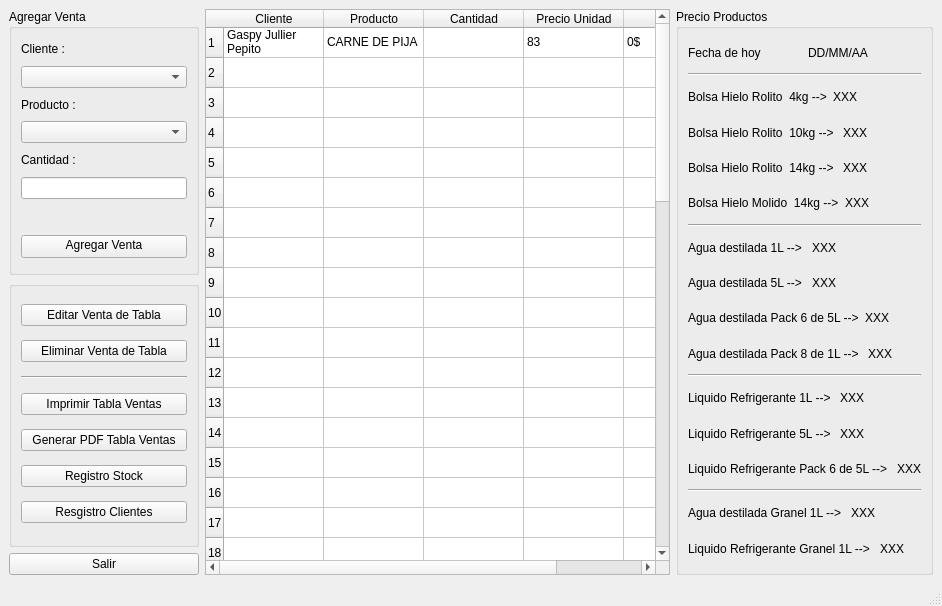
Above: QT_Sistema_San_Cayetano/mainwindow.ui from GaspyGJ/SistemaGestion_SanCayetano before the change. Below: the same form after it.
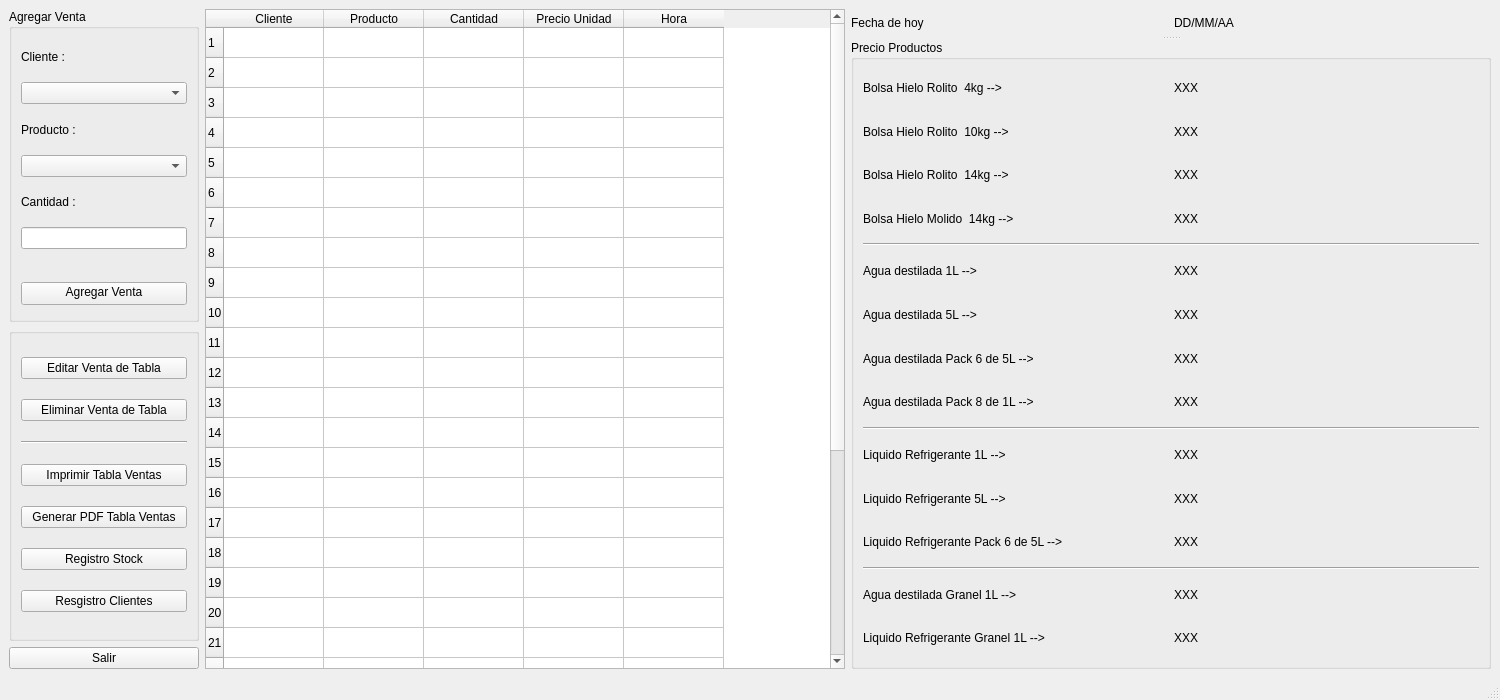
That is the form after the change.

The edit to the form file:
```diff
--- a/QT_Sistema_San_Cayetano/mainwindow.ui
+++ b/QT_Sistema_San_Cayetano/mainwindow.ui
@@ -9,8 +9,8 @@
    <rect>
     <x>0</x>
     <y>0</y>
-    <width>942</width>
-    <height>606</height>
+    <width>1500</width>
+    <height>700</height>
    </rect>
   </property>
   <property name="minimumSize">
@@ -87,8 +87,8 @@
            </property>
            <property name="sizeHint" stdset="0">
             <size>
-             <width>0</width>
-             <height>20</height>
+             <width>163</width>
+             <height>17</height>
             </size>
            </property>
           </spacer>
@@ -308,7 +308,7 @@
        <bool>true</bool>
       </property>
       <property name="rowCount">
-       <number>50</number>
+       <number>31</number>
       </property>
       <attribute name="horizontalHeaderCascadingSectionResizes">
        <bool>false</bool>
@@ -316,101 +316,6 @@
       <attribute name="horizontalHeaderStretchLastSection">
        <bool>false</bool>
       </attribute>
-      <row>
-       <property name="text">
-        <string>1</string>
-       </property>
-      </row>
-      <row>
-       <property name="text">
-        <string>2</string>
-       </property>
-      </row>
-      <row>
-       <property name="text">
-        <string>3</string>
-       </property>
-      </row>
-      <row>
-       <property name="text">
-        <string>4</string>
-       </property>
-      </row>
-      <row>
-       <property name="text">
-        <string>5</string>
-       </property>
-      </row>
-      <row>
-       <property name="text">
-        <string>6</string>
-       </property>
-      </row>
-      <row>
-       <property name="text">
-        <string>7</string>
-       </property>
-      </row>
-      <row>
-       <property name="text">
-        <string>8</string>
-       </property>
-      </row>
-      <row>
-       <property name="text">
-        <string>9</string>
-       </property>
-      </row>
-      <row>
-       <property name="text">
-        <string>10</string>
-       </property>
-      </row>
-      <row>
-       <property name="text">
-        <string>11</string>
-       </property>
-      </row>
-      <row>
-       <property name="text">
-        <string>12</string>
-       </property>
-      </row>
-      <row>
-       <property name="text">
-        <string>13</string>
-       </property>
-      </row>
-      <row>
-       <property name="text">
-        <string>14</string>
-       </property>
-      </row>
-      <row>
-       <property name="text">
-        <string>15</string>
-       </property>
-      </row>
-      <row>
-       <property name="text">
-        <string>16</string>
-       </property>
-      </row>
-      <row>
-       <property name="text">
-        <string>17</string>
-       </property>
-      </row>
-      <row>
-       <property name="text">
-        <string>18</string>
-       </property>
-      </row>
-      <row>
-       <property name="text">
-        <string>19</string>
-       </property>
-      </row>
       <row/>
       <row/>
       <row/>
@@ -464,44 +369,17 @@
       </column>
       <column>
        <property name="text">
-        <string/>
+        <string>Hora</string>
        </property>
       </column>
-      <item row="0" column="0">
-       <property name="text">
-        <string>Gaspy Jullier Pepito</string>
-       </property>
-      </item>
-      <item row="0" column="1">
-       <property name="text">
-        <string>CARNE DE PIJA</string>
-       </property>
-      </item>
-      <item row="0" column="3">
-       <property name="text">
-        <string>83</string>
-       </property>
-      </item>
-      <item row="0" column="4">
-       <property name="text">
-        <string>0$</string>
-       </property>
-      </item>
      </widget>
     </item>
     <item>
-     <widget class="QGroupBox" name="groupBox_3">
-      <property name="sizePolicy">
-       <sizepolicy hsizetype="Fixed" vsizetype="Preferred">
-        <horstretch>0</horstretch>
-        <verstretch>0</verstretch>
-       </sizepolicy>
+     <widget class="QSplitter" name="splitter">
+      <property name="orientation">
+       <enum>Qt::Vertical</enum>
       </property>
-      <property name="title">
-       <string>Precio Productos</string>
-      </property>
-      <layout class="QVBoxLayout" name="verticalLayout_4">
-       <item>
+      <widget class="QWidget" name="layoutWidget">
         <layout class="QHBoxLayout" name="horizontalLayout">
          <item>
           <widget class="QLabel" name="label_4">
@@ -518,14 +396,21 @@
           </widget>
          </item>
         </layout>
-       </item>
-       <item>
-        <widget class="Line" name="line_2">
-         <property name="orientation">
-          <enum>Qt::Horizontal</enum>
-         </property>
-        </widget>
-       </item>
+      </widget>
+      <widget class="QGroupBox" name="groupBox_3">
+       <property name="sizePolicy">
+        <sizepolicy hsizetype="Fixed" vsizetype="Preferred">
+         <horstretch>0</horstretch>
+         <verstretch>0</verstretch>
+        </sizepolicy>
+       </property>
+       <property name="styleSheet">
+        <string notr="true"/>
+       </property>
+       <property name="title">
+        <string>Precio Productos</string>
+       </property>
+       <layout class="QVBoxLayout" name="verticalLayout_4">
        <item>
         <layout class="QHBoxLayout" name="horizontalLayout_2">
          <item>
@@ -783,6 +668,7 @@
        </item>
       </layout>
      </widget>
+     </widget>
     </item>
    </layout>
   </widget>
```
Left out of the diff: 4 changed lines with no effect on the pictures. Lines whose indentation alone changed are shown as unchanged.
